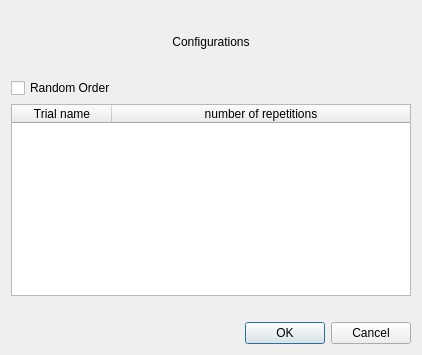
Before: the Qt Designer form UI/random_order.ui in KehatSudri/Behavior_System2.0, drawn with Qt 5.
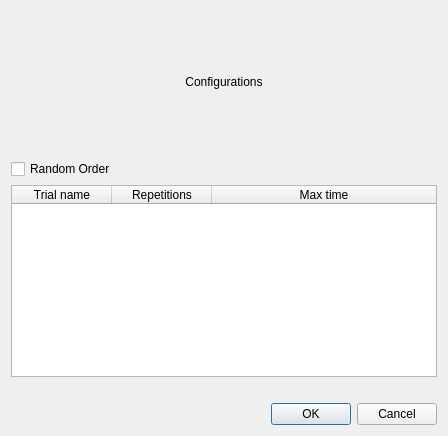
After: the same form once the commit is applied.

Commit message: add configs of max trial time , and percent

Diff of the .ui file:
```diff
--- a/UI/random_order.ui
+++ b/UI/random_order.ui
@@ -6,8 +6,8 @@
    <rect>
     <x>0</x>
     <y>0</y>
-    <width>422</width>
-    <height>355</height>
+    <width>448</width>
+    <height>436</height>
    </rect>
   </property>
   <property name="windowTitle">
@@ -80,7 +80,12 @@
        </column>
        <column>
         <property name="text">
-         <string>number of repetitions</string>
+         <string>Repetitions</string>
+        </property>
+       </column>
+       <column>
+        <property name="text">
+         <string>Max time</string>
         </property>
        </column>
       </widget>
```
The commit also changes 3 other files.
